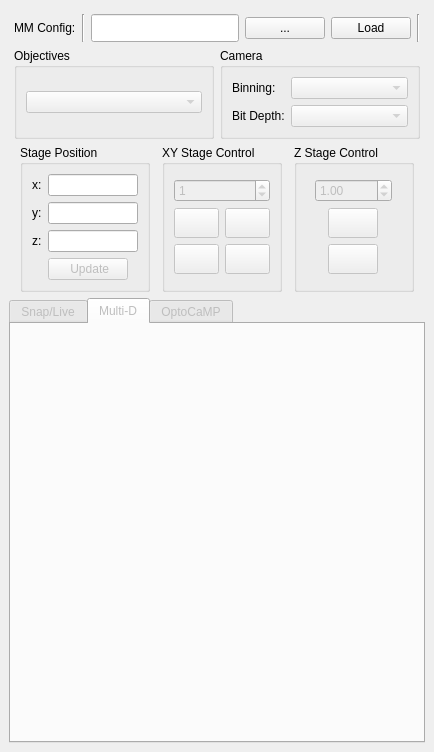
This is micromanager_gui/micromanager_gui.ui in pymmcore-plus/napari-micromanager as Qt 5 draws it before an edit. The edited form follows.
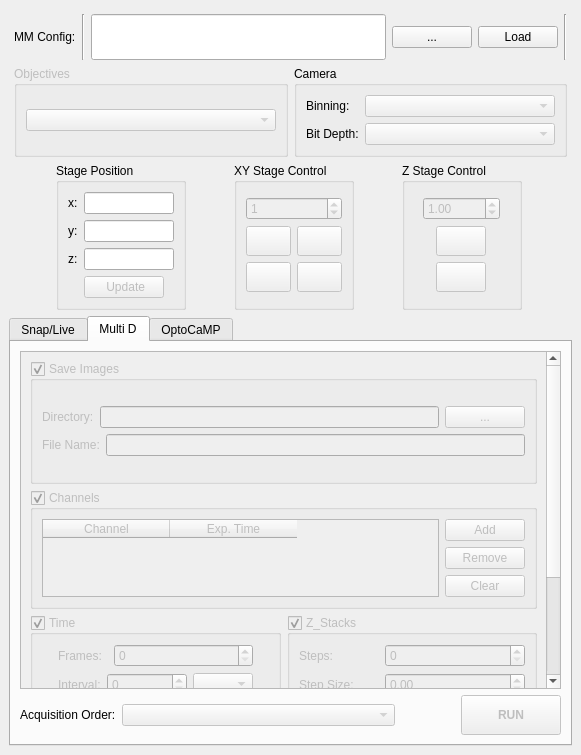
This is the edited form. The open tabs and pages were chosen to show the change.

```diff
--- a/micromanager_gui/micromanager_gui.ui
+++ b/micromanager_gui/micromanager_gui.ui
@@ -6,15 +6,15 @@
    <rect>
     <x>0</x>
     <y>0</y>
-    <width>434</width>
-    <height>752</height>
+    <width>581</width>
+    <height>755</height>
    </rect>
   </property>
   <property name="windowTitle">
    <string>MainWindow</string>
   </property>
   <widget class="QWidget" name="centralwidget">
-   <layout class="QGridLayout" name="gridLayout_28">
+   <layout class="QGridLayout" name="gridLayout_14">
     <item row="0" column="0">
      <layout class="QGridLayout" name="gridLayout_27">
       <item row="0" column="0">
@@ -108,6 +108,31 @@
           </item>
           <item row="1" column="0">
            <layout class="QGridLayout" name="gridLayout_24">
+            <item row="0" column="0">
+             <widget class="QGroupBox" name="objective_groupBox">
+              <property name="enabled">
+               <bool>false</bool>
+              </property>
+              <property name="title">
+               <string>Objectives</string>
+              </property>
+              <layout class="QGridLayout" name="gridLayout_3">
+               <item row="0" column="0">
+                <widget class="QComboBox" name="objective_comboBox">
+                 <property name="enabled">
+                  <bool>false</bool>
+                 </property>
+                 <property name="sizePolicy">
+                  <sizepolicy hsizetype="Expanding" vsizetype="Fixed">
+                   <horstretch>0</horstretch>
+                   <verstretch>0</verstretch>
+                  </sizepolicy>
+                 </property>
+                </widget>
+               </item>
+              </layout>
+             </widget>
+            </item>
             <item row="0" column="1">
              <widget class="QGroupBox" name="camera_groupBox">
               <property name="enabled">
@@ -176,31 +201,6 @@
               </layout>
              </widget>
             </item>
-            <item row="0" column="0">
-             <widget class="QGroupBox" name="objective_groupBox">
-              <property name="enabled">
-               <bool>true</bool>
-              </property>
-              <property name="title">
-               <string>Objectives</string>
-              </property>
-              <layout class="QGridLayout" name="gridLayout_3">
-               <item row="0" column="0">
-                <widget class="QComboBox" name="objective_comboBox">
-                 <property name="enabled">
-                  <bool>false</bool>
-                 </property>
-                 <property name="sizePolicy">
-                  <sizepolicy hsizetype="Expanding" vsizetype="Fixed">
-                   <horstretch>0</horstretch>
-                   <verstretch>0</verstretch>
-                  </sizepolicy>
-                 </property>
-                </widget>
-               </item>
-              </layout>
-             </widget>
-            </item>
            </layout>
           </item>
          </layout>
@@ -452,7 +452,7 @@
                   <double>10000.000000000000000</double>
                  </property>
                  <property name="singleStep">
-                  <double>0.001000000000000</double>
+                  <double>1.000000000000000</double>
                  </property>
                  <property name="value">
                   <double>1.000000000000000</double>
@@ -507,7 +507,7 @@
       <item row="1" column="0">
        <widget class="QTabWidget" name="tabWidget">
         <property name="enabled">
-         <bool>false</bool>
+         <bool>true</bool>
         </property>
         <property name="currentIndex">
          <number>0</number>
@@ -516,144 +516,665 @@
          <attribute name="title">
           <string>Snap/Live</string>
          </attribute>
-         <layout class="QGridLayout" name="gridLayout_9">
-          <item row="2" column="0">
-           <layout class="QGridLayout" name="gridLayout_20">
-            <item row="0" column="0">
-             <widget class="QPushButton" name="snap_Button">
-              <property name="minimumSize">
-               <size>
-                <width>0</width>
-                <height>50</height>
-               </size>
-              </property>
-              <property name="text">
-               <string>Snap</string>
-              </property>
-             </widget>
-            </item>
-            <item row="0" column="1">
-             <widget class="QPushButton" name="live_Button">
-              <property name="minimumSize">
-               <size>
-                <width>0</width>
-                <height>50</height>
-               </size>
-              </property>
-              <property name="text">
-               <string>Live</string>
-              </property>
-             </widget>
-            </item>
-           </layout>
-          </item>
+         <layout class="QGridLayout" name="gridLayout_40">
           <item row="0" column="0">
-           <layout class="QGridLayout" name="gridLayout_19">
-            <item row="0" column="2">
-             <widget class="QLabel" name="label_20">
-              <property name="sizePolicy">
-               <sizepolicy hsizetype="Fixed" vsizetype="Fixed">
-                <horstretch>0</horstretch>
-                <verstretch>0</verstretch>
-               </sizepolicy>
-              </property>
-              <property name="text">
-               <string>Exp Time:</string>
-              </property>
-             </widget>
+           <layout class="QGridLayout" name="gridLayout_9">
+            <item row="2" column="0">
+             <layout class="QGridLayout" name="gridLayout_20">
+              <item row="0" column="0">
+               <widget class="QPushButton" name="snap_Button">
+                <property name="enabled">
+                 <bool>false</bool>
+                </property>
+                <property name="minimumSize">
+                 <size>
+                  <width>0</width>
+                  <height>50</height>
+                 </size>
+                </property>
+                <property name="text">
+                 <string>Snap</string>
+                </property>
+               </widget>
+              </item>
+              <item row="0" column="1">
+               <widget class="QPushButton" name="live_Button">
+                <property name="enabled">
+                 <bool>false</bool>
+                </property>
+                <property name="minimumSize">
+                 <size>
+                  <width>0</width>
+                  <height>50</height>
+                 </size>
+                </property>
+                <property name="text">
+                 <string>Live</string>
+                </property>
+               </widget>
+              </item>
+             </layout>
             </item>
-            <item row="0" column="1">
-             <widget class="QComboBox" name="snap_channel_comboBox"/>
+            <item row="3" column="0">
+             <layout class="QGridLayout" name="gridLayout_18">
+              <item row="0" column="0">
+               <widget class="QLabel" name="label_18">
+                <property name="enabled">
+                 <bool>false</bool>
+                </property>
+                <property name="text">
+                 <string>Minimum Value</string>
+                </property>
+               </widget>
+              </item>
+              <item row="0" column="3">
+               <widget class="QLineEdit" name="max_val_lineEdit">
+                <property name="readOnly">
+                 <bool>true</bool>
+                </property>
+               </widget>
+              </item>
+              <item row="0" column="1">
+               <widget class="QLineEdit" name="min_val_lineEdit">
+                <property name="readOnly">
+                 <bool>true</bool>
+                </property>
+               </widget>
+              </item>
+              <item row="0" column="2">
+               <widget class="QLabel" name="label_19">
+                <property name="text">
+                 <string>Maximum Value</string>
+                </property>
+               </widget>
+              </item>
+             </layout>
             </item>
-            <item row="0" column="0">
-             <widget class="QLabel" name="label_21">
-              <property name="sizePolicy">
-               <sizepolicy hsizetype="Fixed" vsizetype="Fixed">
-                <horstretch>0</horstretch>
-                <verstretch>0</verstretch>
-               </sizepolicy>
+            <item row="1" column="0">
+             <spacer name="verticalSpacer">
+              <property name="orientation">
+               <enum>Qt::Vertical</enum>
               </property>
-              <property name="text">
-               <string>Channel:</string>
+              <property name="sizeType">
+               <enum>QSizePolicy::Fixed</enum>
               </property>
-             </widget>
-            </item>
-            <item row="0" column="3">
-             <widget class="QSpinBox" name="exp_spinBox">
-              <property name="minimum">
-               <number>1</number>
+              <property name="sizeHint" stdset="0">
+               <size>
+                <width>5</width>
+                <height>5</height>
+               </size>
               </property>
-              <property name="maximum">
-               <number>100000</number>
-              </property>
-             </widget>
+             </spacer>
             </item>
-           </layout>
-          </item>
-          <item row="4" column="0">
-           <spacer name="verticalSpacer_5">
-            <property name="orientation">
-             <enum>Qt::Vertical</enum>
-            </property>
-            <property name="sizeHint" stdset="0">
-             <size>
-              <width>20</width>
-              <height>250</height>
-             </size>
-            </property>
-           </spacer>
-          </item>
-          <item row="3" column="0">
-           <layout class="QGridLayout" name="gridLayout_18">
             <item row="0" column="0">
-             <widget class="QLabel" name="label_18">
-              <property name="text">
-               <string>Minimum Value</string>
-              </property>
-             </widget>
+             <layout class="QGridLayout" name="gridLayout_19">
+              <item row="0" column="0">
+               <widget class="QGroupBox" name="groupBox">
+                <property name="minimumSize">
+                 <size>
+                  <width>0</width>
+                  <height>50</height>
+                 </size>
+                </property>
+                <property name="title">
+                 <string>Channel</string>
+                </property>
+                <layout class="QGridLayout" name="gridLayout_38">
+                 <item row="0" column="0">
+                  <widget class="QComboBox" name="snap_channel_comboBox">
+                   <property name="enabled">
+                    <bool>false</bool>
+                   </property>
+                  </widget>
+                 </item>
+                </layout>
+               </widget>
+              </item>
+              <item row="0" column="1">
+               <widget class="QGroupBox" name="groupBox_2">
+                <property name="title">
+                 <string>Exposure Time</string>
+                </property>
+                <layout class="QGridLayout" name="gridLayout_39">
+                 <item row="0" column="0">
+                  <widget class="QSpinBox" name="exp_spinBox">
+                   <property name="enabled">
+                    <bool>false</bool>
+                   </property>
+                   <property name="minimum">
+                    <number>1</number>
+                   </property>
+                   <property name="maximum">
+                    <number>100000</number>
+                   </property>
+                  </widget>
+                 </item>
+                 <item row="0" column="1">
+                  <widget class="QLabel" name="label_12">
+                   <property name="text">
+                    <string>milliseconds</string>
+                   </property>
+                  </widget>
+                 </item>
+                </layout>
+               </widget>
+              </item>
+             </layout>
             </item>
-            <item row="0" column="3">
-             <widget class="QLineEdit" name="max_val_lineEdit">
-              <property name="readOnly">
-               <bool>true</bool>
+            <item row="4" column="0">
+             <spacer name="verticalSpacer_2">
+              <property name="orientation">
+               <enum>Qt::Vertical</enum>
               </property>
-             </widget>
-            </item>
-            <item row="0" column="1">
-             <widget class="QLineEdit" name="min_val_lineEdit">
-              <property name="readOnly">
-               <bool>true</bool>
+              <property name="sizeHint" stdset="0">
+               <size>
+                <width>20</width>
+                <height>40</height>
+               </size>
               </property>
-             </widget>
+             </spacer>
             </item>
-            <item row="0" column="2">
-             <widget class="QLabel" name="label_19">
-              <property name="text">
-               <string>Maximum Value</string>
-              </property>
-             </widget>
-            </item>
            </layout>
           </item>
-          <item row="1" column="0">
-           <spacer name="verticalSpacer_6">
-            <property name="orientation">
-             <enum>Qt::Vertical</enum>
-            </property>
-            <property name="sizeHint" stdset="0">
-             <size>
-              <width>20</width>
-              <height>40</height>
-             </size>
-            </property>
-           </spacer>
-          </item>
          </layout>
         </widget>
-        <widget class="QWidget" name="mda_tab">
+        <widget class="QWidget" name="tab">
          <attribute name="title">
-          <string>Multi-D</string>
+          <string>Multi D</string>
          </attribute>
+         <layout class="QGridLayout" name="gridLayout_37">
+          <item row="0" column="0">
+           <layout class="QGridLayout" name="gridLayout_16">
+            <item row="0" column="0">
+             <widget class="QScrollArea" name="scrollArea">
+              <property name="enabled">
+               <bool>true</bool>
+              </property>
+              <property name="widgetResizable">
+               <bool>true</bool>
+              </property>
+              <widget class="QWidget" name="scrollAreaWidgetContents">
+               <property name="geometry">
+                <rect>
+                 <x>0</x>
+                 <y>0</y>
+                 <width>505</width>
+                 <height>594</height>
+                </rect>
+               </property>
+               <layout class="QGridLayout" name="gridLayout_15">
+                <item row="0" column="0">
+                 <layout class="QGridLayout" name="gridLayout_13">
+                  <item row="0" column="0">
+                   <widget class="QGroupBox" name="save_groupBox">
+                    <property name="enabled">
+                     <bool>false</bool>
+                    </property>
+                    <property name="minimumSize">
+                     <size>
+                      <width>0</width>
+                      <height>123</height>
+                     </size>
+                    </property>
+                    <property name="title">
+                     <string>Save Images</string>
+                    </property>
+                    <property name="checkable">
+                     <bool>true</bool>
+                    </property>
+                    <layout class="QGridLayout" name="gridLayout_17">
+                     <item row="0" column="0">
+                      <layout class="QGridLayout" name="gridLayout_11">
+                       <item row="1" column="0">
+                        <layout class="QHBoxLayout" name="horizontalLayout_2">
+                         <item>
+                          <widget class="QLabel" name="label_2">
+                           <property name="text">
+                            <string>File Name:</string>
+                           </property>
+                          </widget>
+                         </item>
+                         <item>
+                          <widget class="QLineEdit" name="fname_lineEdit"/>
+                         </item>
+                        </layout>
+                       </item>
+                       <item row="0" column="0">
+                        <layout class="QHBoxLayout" name="horizontalLayout">
+                         <item>
+                          <widget class="QLabel" name="label_3">
+                           <property name="text">
+                            <string>Directory:</string>
+                           </property>
+                          </widget>
+                         </item>
+                         <item>
+                          <widget class="QLineEdit" name="dir_lineEdit">
+                           <property name="readOnly">
+                            <bool>true</bool>
+                           </property>
+                          </widget>
+                         </item>
+                         <item>
+                          <widget class="QPushButton" name="browse_save_Button">
+                           <property name="text">
+                            <string>...</string>
+                           </property>
+                          </widget>
+                         </item>
+                        </layout>
+                       </item>
+                      </layout>
+                     </item>
+                    </layout>
+                   </widget>
+                  </item>
+                  <item row="1" column="0">
+                   <widget class="QGroupBox" name="channel_groupBox">
+                    <property name="enabled">
+                     <bool>false</bool>
+                    </property>
+                    <property name="title">
+                     <string>Channels</string>
+                    </property>
+                    <property name="checkable">
+                     <bool>true</bool>
+                    </property>
+                    <layout class="QGridLayout" name="gridLayout_12">
+                     <item row="0" column="0">
+                      <layout class="QGridLayout" name="gridLayout_22">
+                       <item row="0" column="0">
+                        <widget class="QTableWidget" name="channel_tableWidget">
+                         <property name="columnCount">
+                          <number>2</number>
+                         </property>
+                         <attribute name="horizontalHeaderDefaultSectionSize">
+                          <number>127</number>
+                         </attribute>
+                         <attribute name="verticalHeaderVisible">
+                          <bool>false</bool>
+                         </attribute>
+                         <column>
+                          <property name="text">
+                           <string>Channel</string>
+                          </property>
+                         </column>
+                         <column>
+                          <property name="text">
+                           <string>Exp. Time</string>
+                          </property>
+                         </column>
+                        </widget>
+                       </item>
+                       <item row="0" column="1">
+                        <layout class="QVBoxLayout" name="verticalLayout_3">
+                         <item>
+                          <widget class="QPushButton" name="add_ch_Button">
+                           <property name="text">
+                            <string>Add</string>
+                           </property>
+                          </widget>
+                         </item>
+                         <item>
+                          <widget class="QPushButton" name="remove_ch_Button">
+                           <property name="text">
+                            <string>Remove</string>
+                           </property>
+                          </widget>
+                         </item>
+                         <item>
+                          <widget class="QPushButton" name="clear_ch_Button">
+                           <property name="text">
+                            <string>Clear</string>
+                           </property>
+                          </widget>
+                         </item>
+                        </layout>
+                       </item>
+                      </layout>
+                     </item>
+                    </layout>
+                   </widget>
+                  </item>
+                  <item row="2" column="0">
+                   <layout class="QGridLayout" name="gridLayout_28">
+                    <item row="0" column="1">
+                     <widget class="QGroupBox" name="stack_groupBox">
+                      <property name="enabled">
+                       <bool>false</bool>
+                      </property>
+                      <property name="title">
+                       <string>Z_Stacks</string>
+                      </property>
+                      <property name="checkable">
+                       <bool>true</bool>
+                      </property>
+                      <layout class="QGridLayout" name="gridLayout_29">
+                       <item row="0" column="0">
+                        <layout class="QGridLayout" name="gridLayout_30">
+                         <item row="0" column="0">
+                          <layout class="QHBoxLayout" name="horizontalLayout_3">
+                           <item>
+                            <widget class="QLabel" name="label_10">
+                             <property name="sizePolicy">
+                              <sizepolicy hsizetype="Preferred" vsizetype="Preferred">
+                               <horstretch>0</horstretch>
+                               <verstretch>0</verstretch>
+                              </sizepolicy>
+                             </property>
+                             <property name="maximumSize">
+                              <size>
+                               <width>80</width>
+                               <height>16777215</height>
+                              </size>
+                             </property>
+                             <property name="text">
+                              <string>Steps:</string>
+                             </property>
+                            </widget>
+                           </item>
+                           <item>
+                            <widget class="QSpinBox" name="step_spinBox">
+                             <property name="sizePolicy">
+                              <sizepolicy hsizetype="Preferred" vsizetype="Fixed">
+                               <horstretch>0</horstretch>
+                               <verstretch>0</verstretch>
+                              </sizepolicy>
+                             </property>
+                             <property name="minimumSize">
+                              <size>
+                               <width>70</width>
+                               <height>0</height>
+                              </size>
+                             </property>
+                             <property name="maximumSize">
+                              <size>
+                               <width>16777215</width>
+                               <height>16777215</height>
+                              </size>
+                             </property>
+                             <property name="maximum">
+                              <number>10000</number>
+                             </property>
+                            </widget>
+                           </item>
+                          </layout>
+                         </item>
+                         <item row="1" column="0">
+                          <layout class="QHBoxLayout" name="horizontalLayout_4">
+                           <item>
+                            <widget class="QLabel" name="label_11">
+                             <property name="maximumSize">
+                              <size>
+                               <width>80</width>
+                               <height>16777215</height>
+                              </size>
+                             </property>
+                             <property name="text">
+                              <string>Step Size:</string>
+                             </property>
+                            </widget>
+                           </item>
+                           <item>
+                            <widget class="QDoubleSpinBox" name="step_size_doubleSpinBox">
+                             <property name="minimumSize">
+                              <size>
+                               <width>70</width>
+                               <height>0</height>
+                              </size>
+                             </property>
+                             <property name="maximum">
+                              <double>10000.000000000000000</double>
+                             </property>
+                            </widget>
+                           </item>
+                          </layout>
+                         </item>
+                        </layout>
+                       </item>
+                      </layout>
+                     </widget>
+                    </item>
+                    <item row="0" column="0">
+                     <widget class="QGroupBox" name="time_groupBox">
+                      <property name="enabled">
+                       <bool>false</bool>
+                      </property>
+                      <property name="title">
+                       <string>Time</string>
+                      </property>
+                      <property name="checkable">
+                       <bool>true</bool>
+                      </property>
+                      <layout class="QGridLayout" name="gridLayout_31">
+                       <item row="0" column="0">
+                        <layout class="QGridLayout" name="gridLayout_32">
+                         <item row="0" column="0">
+                          <layout class="QGridLayout" name="gridLayout_33">
+                           <item row="0" column="0">
+                            <widget class="QLabel" name="label_4">
+                             <property name="maximumSize">
+                              <size>
+                               <width>50</width>
+                               <height>16777215</height>
+                              </size>
+                             </property>
+                             <property name="text">
+                              <string>Frames:</string>
+                             </property>
+                            </widget>
+                           </item>
+                           <item row="0" column="1">
+                            <widget class="QSpinBox" name="frames_spinBox">
+                             <property name="maximum">
+                              <number>10000</number>
+                             </property>
+                            </widget>
+                           </item>
+                          </layout>
+                         </item>
+                         <item row="1" column="0">
+                          <layout class="QGridLayout" name="gridLayout_34">
+                           <item row="0" column="0">
+                            <widget class="QLabel" name="label_5">
+                             <property name="maximumSize">
+                              <size>
+                               <width>50</width>
+                               <height>16777215</height>
+                              </size>
+                             </property>
+                             <property name="text">
+                              <string>Interval:</string>
+                             </property>
+                            </widget>
+                           </item>
+                           <item row="0" column="1">
+                            <widget class="QSpinBox" name="interval_spinBox">
+                             <property name="minimumSize">
+                              <size>
+                               <width>80</width>
+                               <height>0</height>
+                              </size>
+                             </property>
+                             <property name="maximumSize">
+                              <size>
+                               <width>50</width>
+                               <height>16777215</height>
+                              </size>
+                             </property>
+                             <property name="maximum">
+                              <number>10000</number>
+                             </property>
+                            </widget>
+                           </item>
+                           <item row="0" column="2">
+                            <widget class="QComboBox" name="time_comboBox">
+                             <property name="maximumSize">
+                              <size>
+                               <width>60</width>
+                               <height>16777215</height>
+                              </size>
+                             </property>
+                            </widget>
+                           </item>
+                          </layout>
+                         </item>
+                        </layout>
+                       </item>
+                      </layout>
+                     </widget>
+                    </item>
+                   </layout>
+                  </item>
+                  <item row="3" column="0">
+                   <widget class="QGroupBox" name="stage_pos_groupBox">
+                    <property name="enabled">
+                     <bool>false</bool>
+                    </property>
+                    <property name="title">
+                     <string>Stage Positions</string>
+                    </property>
+                    <property name="checkable">
+                     <bool>true</bool>
+                    </property>
+                    <layout class="QGridLayout" name="gridLayout_35">
+                     <item row="0" column="0">
+                      <widget class="QTableWidget" name="stage_tableWidget">
+                       <property name="columnCount">
+                        <number>3</number>
+                       </property>
+                       <attribute name="horizontalHeaderDefaultSectionSize">
+                        <number>102</number>
+                       </attribute>
+                       <attribute name="verticalHeaderVisible">
+                        <bool>false</bool>
+                       </attribute>
+                       <column>
+                        <property name="text">
+                         <string>X</string>
+                        </property>
+                       </column>
+                       <column>
+                        <property name="text">
+                         <string>Y</string>
+                        </property>
+                       </column>
+                       <column>
+                        <property name="text">
+                         <string>Z</string>
+                        </property>
+                       </column>
+                      </widget>
+                     </item>
+                     <item row="0" column="1">
+                      <layout class="QGridLayout" name="gridLayout_36">
+                       <item row="0" column="0">
+                        <widget class="QPushButton" name="add_pos_Button">
+                         <property name="text">
+                          <string>Add</string>
+                         </property>
+                        </widget>
+                       </item>
+                       <item row="1" column="0">
+                        <widget class="QPushButton" name="remove_pos_Button">
+                         <property name="text">
+                          <string>Remove</string>
+                         </property>
+                        </widget>
+                       </item>
+                       <item row="2" column="0">
+                        <widget class="QPushButton" name="clear_pos_Button">
+                         <property name="text">
+                          <string>Clear</string>
+                         </property>
+                        </widget>
+                       </item>
+                      </layout>
+                     </item>
+                    </layout>
+                   </widget>
+                  </item>
+                 </layout>
+                </item>
+               </layout>
+              </widget>
+             </widget>
+            </item>
+            <item row="1" column="0">
+             <layout class="QHBoxLayout" name="run_btn_layout">
+              <property name="topMargin">
+               <number>0</number>
+              </property>
+              <item>
+               <widget class="QLabel" name="acquisition_order_label">
+                <property name="maximumSize">
+                 <size>
+                  <width>16777215</width>
+                  <height>16777215</height>
+                 </size>
+                </property>
+                <property name="text">
+                 <string>Acquisition Order:</string>
+                </property>
+               </widget>
+              </item>
+              <item>
+               <widget class="QComboBox" name="acquisition_order_comboBox">
+                <property name="enabled">
+                 <bool>false</bool>
+                </property>
+                <property name="sizePolicy">
+                 <sizepolicy hsizetype="MinimumExpanding" vsizetype="Fixed">
+                  <horstretch>0</horstretch>
+                  <verstretch>0</verstretch>
+                 </sizepolicy>
+                </property>
+               </widget>
+              </item>
+              <item>
+               <spacer name="run_spacer">
+                <property name="orientation">
+                 <enum>Qt::Horizontal</enum>
+                </property>
+                <property name="sizeType">
+                 <enum>QSizePolicy::Preferred</enum>
+                </property>
+                <property name="sizeHint" stdset="0">
+                 <size>
+                  <width>60</width>
+                  <height>20</height>
+                 </size>
+                </property>
+               </spacer>
+              </item>
+              <item>
+               <widget class="QPushButton" name="run_Button">
+                <property name="enabled">
+                 <bool>false</bool>
+                </property>
+                <property name="minimumSize">
+                 <size>
+                  <width>100</width>
+                  <height>40</height>
+                 </size>
+                </property>
+                <property name="font">
+                 <font>
+                  <family>Arial</family>
+                  <weight>75</weight>
+                  <bold>true</bold>
+                 </font>
+                </property>
+                <property name="text">
+                 <string>RUN</string>
+                </property>
+               </widget>
+              </item>
+             </layout>
+            </item>
+           </layout>
+          </item>
+         </layout>
         </widget>
         <widget class="QWidget" name="tab_optocamp">
          <attribute name="title">
```
